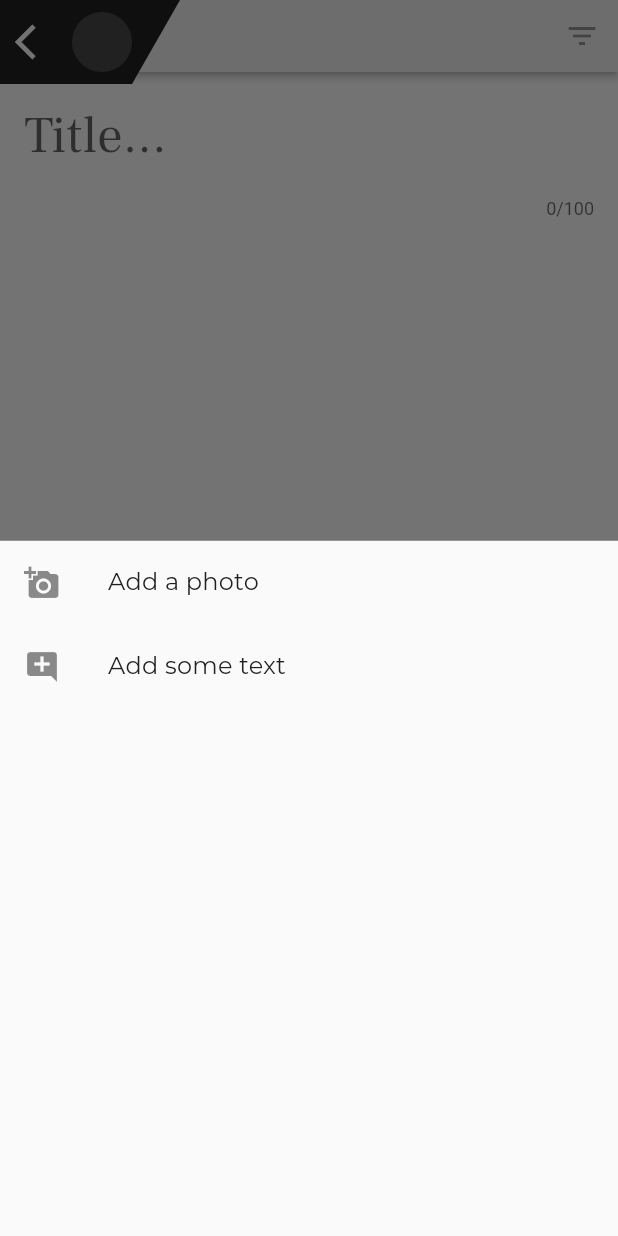
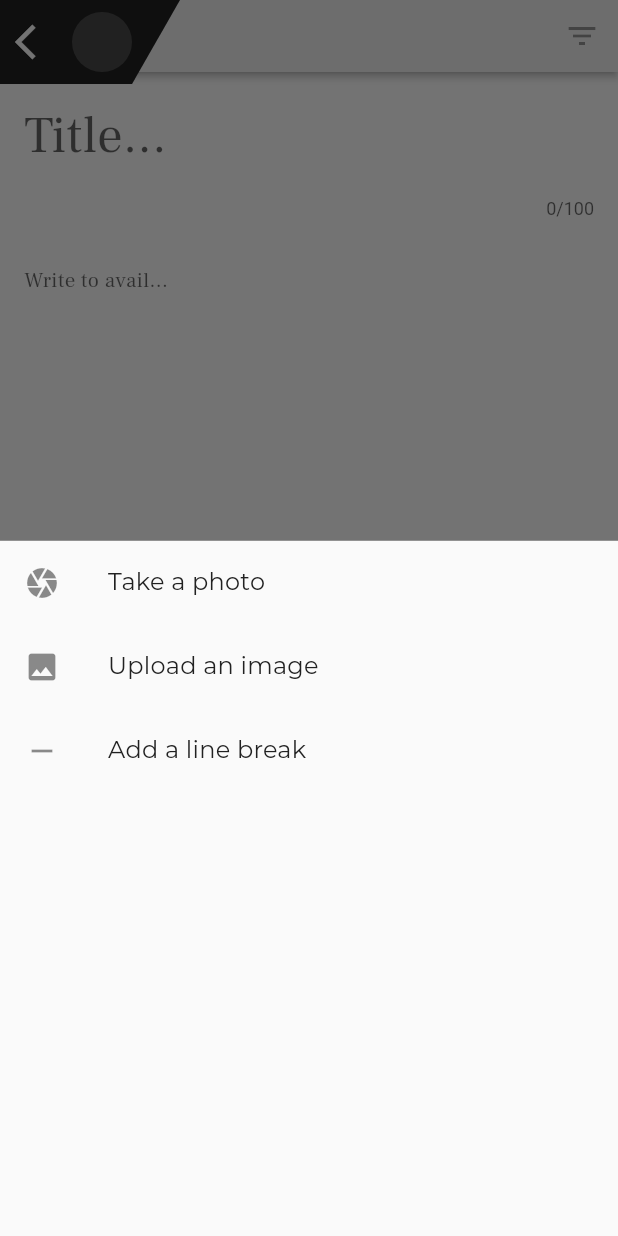
Before and after one commit to jamesmoore255/avail-native, a Flutter app: the ScriptCreatePage screen opened by its route, after a tap on the "add" icon, on a phone screen of 412 x 824 dp. Run offline on Flutter 3.47's test engine with Material 2 defaults, Android fonts, the phone set to English and light mode, and no system bars; our stand-ins replace cloud_firestore, firebase_auth, firebase_storage, google_sign_in, image_picker; accounts and stored records are empty.

Commit message:
Image and line break functionality

```diff
--- a/lib/helpers/uploadStorage.dart
+++ b/lib/helpers/uploadStorage.dart
@@ -10,7 +10,7 @@ import 'package:firebase_storage/firebase_storage.dart';
 /// [contentType] The mime content type of the file.
 /// [metadata] The associated metadata for the file to be uploaded.
 Future<String> upload(File file, String path, String name, String contentType,
-    Map metadata) async {
+    Map<String, String> metadata) async {
   final StorageReference ref =
       FirebaseStorage.instance.ref().child(path).child(name);
   final StorageUploadTask uploadTask = ref.putFile(
@@ -21,6 +21,6 @@ Future<String> upload(File file, String path, String name, String contentType,
     ),
   );
   StorageTaskSnapshot storageTaskSnapshot = await uploadTask.onComplete;
-  String downloadUrl = await storageTaskSnapshot.ref.getDownloadURL();
-  return downloadUrl;
+  String publicUrl = await storageTaskSnapshot.ref.getDownloadURL();
+  return publicUrl;
 }
--- a/lib/pages/script/script-create-page.dart
+++ b/lib/pages/script/script-create-page.dart
@@ -1,3 +1,4 @@
+import 'dart:async';
 import 'dart:io';
 
 import 'package:avail/helpers/uploadStorage.dart';
@@ -38,7 +39,6 @@ class ScriptCreatePage extends StatefulWidget {
 class _ScriptCreatePageState extends State<ScriptCreatePage> {
   DocumentReference _scriptRef;
   Map<String, dynamic> scriptData;
-  FocusNode _bodyFocusNode;
   FocusNode _titleFocusNode;
   List<Widget> _scriptStructure;
   Map<String, dynamic> _bodies;
@@ -49,7 +49,9 @@ class _ScriptCreatePageState extends State<ScriptCreatePage> {
   File _image;
   String _extension;
   String _contentType;
-  Map<String, dynamic> _metadata;
+  Map<String, String> _metadata;
+  Timer _updateTimer;
+  List<TextEditingController> _bodyControllers;
 
 //  File _addImage;
 
@@ -57,34 +59,19 @@ class _ScriptCreatePageState extends State<ScriptCreatePage> {
   void initState() {
     super.initState();
     _scriptStructure = [];
+    _bodyControllers = [];
     _titleFocusNode = FocusNode();
-    _bodyFocusNode = FocusNode();
     _lastText = false;
     _bodyIndex = 0;
     _bodies = {};
     _titleFocusNode.addListener(
       () async {
         if (!_titleFocusNode.hasFocus) {
-          print("Title isn't focused");
           _scriptRef.setData({
             "title": _title,
             "backup": false,
-            "user": widget.user,
+            "user": widget.user.uid,
             "draft": true,
-            "updated": FieldValue.serverTimestamp(),
-          }, merge: true);
-        }
-      },
-    );
-    _bodyFocusNode.addListener(
-          () async {
-        if (!_bodyFocusNode.hasFocus) {
-          print("Body isn't focused");
-          _scriptRef.setData({
-            "backup": false,
-            "body": _bodies,
-            "draft": true,
-            "user": widget.user,
             "updated": FieldValue.serverTimestamp(),
           }, merge: true);
         }
@@ -96,10 +83,10 @@ class _ScriptCreatePageState extends State<ScriptCreatePage> {
   void dispose() {
     super.dispose();
     _titleFocusNode.dispose();
-    _bodyFocusNode.dispose();
+    for (TextEditingController _control in _bodyControllers) {
+      _control.dispose();
     }
-
-//  void titleUpdate() async {}
+  }
 
   void getDocument() async {
     try {
@@ -123,7 +110,7 @@ class _ScriptCreatePageState extends State<ScriptCreatePage> {
         "backup": false,
         "created": FieldValue.serverTimestamp(),
         "hits": 0,
-        "user": widget.user,
+        "uid": widget.user.uid,
         "updated": FieldValue.serverTimestamp(),
       });
     } catch (error) {
@@ -131,7 +118,28 @@ class _ScriptCreatePageState extends State<ScriptCreatePage> {
     }
   }
 
-  void addBody(int index, String type, [ImageSource source]) async {
+  void _updateCountdown() {
+    _updateTimer = new Timer(
+      Duration(seconds: 10),
+      () {
+        updateDocument();
+      },
+    );
+  }
+
+  void updateDocument() async {
+    _scriptRef.setData({
+      "backup": false,
+      "body": _bodies,
+      "draft": true,
+      "user": widget.user.uid,
+      "scriptStructure": _scriptStructure,
+      "updated": FieldValue.serverTimestamp(),
+    }, merge: true);
+  }
+
+  // This adds a body element, either image or text depending on what the user chooses.
+  void _addBody(String type, [ImageSource source]) async {
     switch (type) {
       case "image":
         _image = await ImagePicker.pickImage(source: source);
@@ -158,62 +166,143 @@ class _ScriptCreatePageState extends State<ScriptCreatePage> {
             return;
         }
         _metadata = {"name": p.basename(_image.path), "user": widget.user.uid};
-        upload(
+        String imageUrl = await upload(
           _image,
           "script/media",
-          "${widget.user.uid}_${FieldValue.serverTimestamp}_$index",
+          "${widget.user.uid}_${FieldValue.serverTimestamp}_$_bodyIndex",
           _contentType,
           _metadata,
         );
-//        _scriptStructure.add();
+        _scriptStructure.add(Padding(
+          padding: EdgeInsets.all(16),
+          child: SizedBox(
+              width: double.infinity,
+              child: Image.network(imageUrl, fit: BoxFit.contain)),
+        ));
+        _bodies[_bodyIndex.toString()] = {"type": "image", "value": imageUrl};
+        _lastText = false;
         break;
       case "text":
         _scriptStructure.add(
-          TextField(
-            controller: TextEditingController()
-              ..text = scriptData != null && scriptData["body"] != null
-                  ? scriptData["body"]
-                  : "",
+          Padding(
+            padding: EdgeInsets.symmetric(vertical: 16),
+            child: TextField(
+              controller: TextEditingController(),
               maxLines: null,
-            style: Theme
-                .of(context)
-                .textTheme
-                .body1,
+              style: Theme.of(context).textTheme.body1,
               decoration: InputDecoration(
                 border: InputBorder.none,
                 hintText: "Write to avail...",
               ),
               onChanged: (String body) {
-              _bodies[index.toString()] = body;
+                _bodies[_bodyIndex.toString()] = {
+                  "type": "text",
+                  "value": "body"
+                };
+                if (_updateTimer != null && !_updateTimer.isActive) {
+                  _updateCountdown();
+                }
               },
-            focusNode: _bodyFocusNode,
               autofocus: true,
             ),
+          ),
         );
+        _lastText = true;
         break;
       default:
         return;
     }
-    _lastText = true;
     if (mounted) {
+      _bodyIndex++;
       setState(() {});
     }
   }
 
+  /// *** Add document processing, eg update body of said controller
+  _newTextEditingController([String _text]) {
+    TextEditingController _controller = TextEditingController();
+    if (_text != null) {
+      _controller..text = _text;
+    }
+    _bodyControllers.add(_controller);
+    return _controller;
+  }
+
+//  void _cameraPicker(BuildContext context) async {
+//    await showDialog(
+//        context: context,
+//        builder: (BuildContext context) {
+//          return SimpleDialog(
+//            children: <Widget>[
+//              FlatButton.icon(
+//                onPressed: () {
+//                  _addBody(_bodyIndex, "image", ImageSource.camera);
+//                },
+//                icon: Icon(Icons.camera),
+//                label: Text("CAMERA"),
+//              ),
+//              FlatButton.icon(
+//                onPressed: () {
+//                  _addBody(_bodyIndex, "image", ImageSource.gallery);
+//                },
+//                icon: Icon(Icons.image),
+//                label: Text("GALLERY"),
+//              )
+//            ],
+//          );
+//        });
+//  }
+
   void _addBodyBottomSheet(BuildContext context) {
     showModalBottomSheet(
+      elevation: 1,
       context: context,
       builder: (BuildContext context) {
         return ListView(
           children: <Widget>[
             ListTile(
-              leading: Icon(Icons.add_a_photo),
-              title: Text("Add a photo"),
+              leading: Icon(Icons.camera),
+              title: Text("Take a photo"),
+              onTap: () {
+                _addBody("image", ImageSource.camera);
+                Navigator.pop(context);
+              },
             ),
             ListTile(
+              leading: Icon(Icons.image),
+              title: Text("Upload an image"),
+              onTap: () {
+                _addBody("image", ImageSource.gallery);
+                Navigator.pop(context);
+              },
+            ),
+            _lastText
+                ? Container(height: 0)
+                : ListTile(
                     leading: Icon(Icons.add_comment),
                     title: Text("Add some text"),
+                    onTap: () {
+                      _addBody("text");
+                      Navigator.pop(context);
+                    },
                   ),
+            ListTile(
+              leading: Icon(Icons.remove),
+              title: Text("Add a line break"),
+              onTap: () {
+                _scriptStructure.add(
+                  Container(
+                      padding: EdgeInsets.symmetric(vertical: 8),
+                      height: 2,
+                      width: double.infinity,
+                      color: Colors.grey.shade500),
+                );
+                _bodies[_bodyIndex.toString()] = {"type": "line"};
+                _lastText = false;
+                _bodyIndex++;
+                Navigator.pop(context);
+              },
+            )
           ],
         );
       },
@@ -223,7 +312,6 @@ class _ScriptCreatePageState extends State<ScriptCreatePage> {
   @override
   Widget build(BuildContext context) {
     if (_documentId != null) {
-//      _documentId = widget.id;
       _scriptRef = databaseReference.collection("script").document(_documentId);
       getDocument();
     } else {
@@ -232,17 +320,14 @@ class _ScriptCreatePageState extends State<ScriptCreatePage> {
     if (_scriptStructure.length < 1) {
       _scriptStructure.add(
         TextField(
-          controller: TextEditingController()
+          controller: _newTextEditingController()
             ..text = scriptData != null && scriptData["title"] != null
                 ? scriptData["title"]
                 : "",
           maxLines: null,
           maxLength: 100,
           autofocus: true,
-          style: Theme
-              .of(context)
-              .textTheme
-              .display1,
+          style: Theme.of(context).textTheme.display1,
           decoration: InputDecoration(
             border: InputBorder.none,
             hintText: "Title...",
@@ -253,6 +338,7 @@ class _ScriptCreatePageState extends State<ScriptCreatePage> {
           focusNode: _titleFocusNode,
         ),
       );
+      _addBody("text");
     }
     return Scaffold(
       drawer: Drawer(),
@@ -260,8 +346,6 @@ class _ScriptCreatePageState extends State<ScriptCreatePage> {
         tooltip: "Add a body element",
         onPressed: () {
           _addBodyBottomSheet(context);
-//          addBody(_bodyIndex, "image", ImageSource.camera);
-//          _bodyIndex++;
         },
         child: Icon(Icons.add),
         backgroundColor: Colors.grey.shade900.withOpacity(.8),
@@ -283,19 +367,6 @@ class _ScriptCreatePageState extends State<ScriptCreatePage> {
               children: _scriptStructure,
             ),
           ),
-//          _lastText != null && _lastText
-//              ? Container(height: 0)
-//              : Container(
-//                  height: 64,
-//                  child: RawMaterialButton(
-//                    onPressed: () {
-//                      addBody(_bodyIndex, "image", ImageSource.camera);
-//                      _bodyIndex++;
-//                    },
-//                    child: Icon(Icons.add, size: 32),
-//                    fillColor: Colors.grey.shade50.withOpacity(0.8),
-//                  ),
-//                ),
         ],
       ),
     );
```
Also changed, not shown: lib/main.dart (+19 -4 lines). Lines whose indentation alone changed are shown as unchanged.
